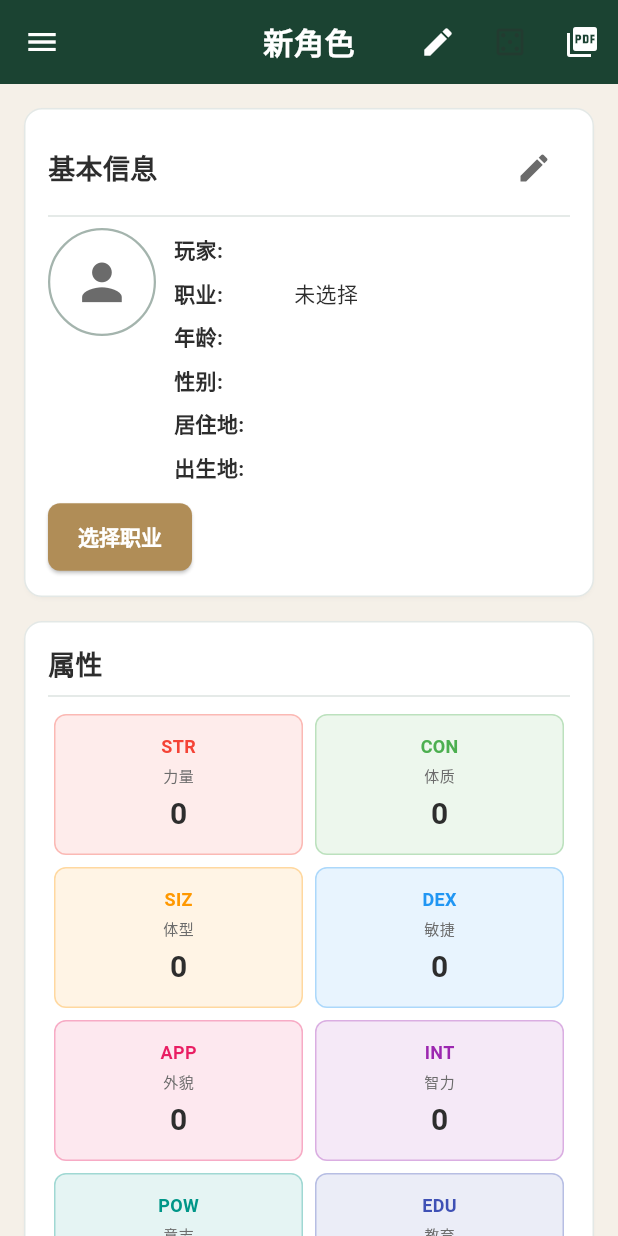
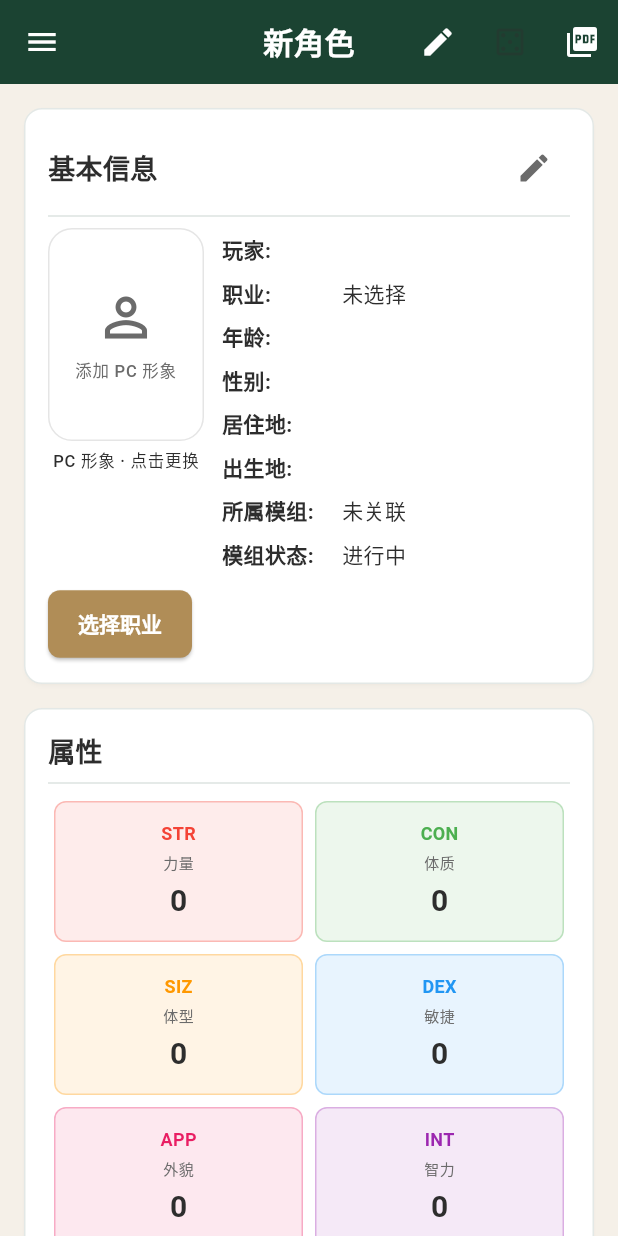
Before and after one commit to YUHUI-YUHUI/coccard, a Flutter app: the HomePage screen opened by its route, on a phone screen of 412 x 824 dp. Run offline on Flutter 3.47's test engine with Material 3 defaults, Android fonts, the phone set to English and light mode, and no system bars; our stand-ins replace image_picker, pdf, printing, shared_preferences; accounts and stored records are empty.

Commit message:
feat: add PC portrait and module organization

```diff
--- a/lib/app/data/character.dart
+++ b/lib/app/data/character.dart
@@ -27,6 +27,8 @@ class Character {
   String gender;
   String residence;
   String birthplace;
+  String moduleName;
+  String moduleStatus;
 
   int str, con, siz, dex, app, int_, pow, edu;
 
@@ -80,6 +82,8 @@ class Character {
     this.gender = '',
     this.residence = '',
     this.birthplace = '',
+    this.moduleName = '',
+    this.moduleStatus = '进行中',
     this.str = 0,
     this.con = 0,
     this.siz = 0,
@@ -139,6 +143,8 @@ class Character {
       'gender': gender,
       'residence': residence,
       'birthplace': birthplace,
+      'moduleName': moduleName,
+      'moduleStatus': moduleStatus,
       'str': str,
       'con': con,
       'siz': siz,
@@ -193,6 +199,8 @@ class Character {
       gender: json['gender'] ?? '',
       residence: json['residence'] ?? '',
       birthplace: json['birthplace'] ?? '',
+      moduleName: json['moduleName'] ?? '',
+      moduleStatus: json['moduleStatus'] ?? '进行中',
       str: json['str'] ?? 0,
       con: json['con'] ?? 0,
       siz: json['siz'] ?? 0,
--- a/lib/app/pages/home_page.dart
+++ b/lib/app/pages/home_page.dart
@@ -10,6 +10,7 @@ import '../widgets/dice_roller.dart';
 import '../widgets/app_drawer_widget.dart';
 import '../widgets/delete_character_dialog.dart';
 import '../widgets/avatar_widget.dart';
+import '../widgets/character_portrait.dart';
 import '../data/coc_data.dart';
 import '../services/pdf_generator.dart';
 
@@ -150,7 +151,23 @@ class _HomePageState extends State<HomePage> {
             Row(
               crossAxisAlignment: CrossAxisAlignment.start,
               children: [
-                const AvatarWidget(size: 72),
+                GestureDetector(
+                  onTap: () => showAvatarActionSheet(context),
+                  child: Column(
+                    children: [
+                      CharacterPortrait(
+                        character: character,
+                        width: 104,
+                        height: 142,
+                      ),
+                      const SizedBox(height: 4),
+                      Text(
+                        'PC 形象 · 点击更换',
+                        style: Theme.of(context).textTheme.labelSmall,
+                      ),
+                    ],
+                  ),
+                ),
                 const SizedBox(width: 12),
                 Expanded(
                   child: Column(
@@ -162,6 +179,11 @@ class _HomePageState extends State<HomePage> {
                       _infoRow('性别', character.gender),
                       _infoRow('居住地', character.residence),
                       _infoRow('出生地', character.birthplace),
+                      _infoRow(
+                        '所属模组',
+                        character.moduleName.isEmpty ? '未关联' : character.moduleName,
+                      ),
+                      _infoRow('模组状态', character.moduleStatus),
                     ],
                   ),
                 ),
--- /dev/null
+++ b/lib/app/widgets/character_portrait.dart
@@ -0,0 +1,77 @@
+import 'dart:io';
+
+import 'package:flutter/material.dart';
+
+import '../data/character.dart';
+
+/// 可复用的 PC 形象展示；支持本地头像、远程头像和无图占位状态。
+class CharacterPortrait extends StatelessWidget {
+  final Character character;
+  final double? width;
+  final double? height;
+  final double borderRadius;
+  final BoxFit fit;
+
+  const CharacterPortrait({
+    super.key,
+    required this.character,
+    this.width,
+    this.height,
+    this.borderRadius = 16,
+    this.fit = BoxFit.cover,
+  });
+
+  ImageProvider? _imageProvider() {
+    final localPath = character.avatarLocalPath;
+    if (localPath != null && localPath.isNotEmpty) {
+      final file = File(localPath);
+      if (file.existsSync()) return FileImage(file);
+    }
+    final url = character.avatarUrl;
+    if (url != null && url.startsWith('http')) return NetworkImage(url);
+    return null;
+  }
+
+  @override
+  Widget build(BuildContext context) {
+    final image = _imageProvider();
+    final colors = Theme.of(context).colorScheme;
+    final isCompact =
+        (width != null && width! < 96) || (height != null && height! < 96);
+    return Semantics(
+      image: true,
+      label: '${character.name.isEmpty ? '未命名 PC' : character.name}的形象',
+      child: Container(
+        width: width,
+        height: height,
+        decoration: BoxDecoration(
+          color: colors.surfaceContainerHighest,
+          borderRadius: BorderRadius.circular(borderRadius),
+          border: Border.all(color: colors.outlineVariant),
+          image: image == null ? null : DecorationImage(image: image, fit: fit),
+        ),
+        alignment: Alignment.center,
+        child: image == null
+            ? isCompact
+                ? Icon(Icons.person_outline,
+                    size: 24, color: colors.onSurfaceVariant)
+                : Column(
+                    mainAxisSize: MainAxisSize.min,
+                    children: [
+                      Icon(Icons.person_outline,
+                          size: 42, color: colors.onSurfaceVariant),
+                      const SizedBox(height: 6),
+                      Text(
+                        '添加 PC 形象',
+                        textAlign: TextAlign.center,
+                        style: Theme.of(context).textTheme.labelSmall?.copyWith(
+                              color: colors.onSurfaceVariant,
+                            ),
+                      ),
+                    ],
+                  )
+            : null,
+      ),
+    );
+  }
+}
--- a/lib/main.dart
+++ b/lib/main.dart
@@ -15,6 +15,7 @@ import 'app/pages/weapon_page.dart';
 import 'app/pages/reference_page.dart';
 import 'app/pages/ai_character_page.dart';
 import 'app/pages/rulebook_reader_page.dart';
+import 'app/pages/character_archive_page.dart';
 import 'app/setting/check_rule_controller.dart';
 import 'app/setting/combat_controller.dart';
 import 'app/setting/dice_history_controller.dart';
@@ -61,6 +62,7 @@ class COCCharacterApp extends StatelessWidget {
             '/': (context) => const StartPage(),
             '/home': (context) => const HomePage(),
             '/switch_character': (context) => const SwitchCharacterPage(),
+            '/character_archive': (context) => const CharacterArchivePage(),
             '/create_character': (context) => const CharacterCreationPage(),
             '/settings': (context) => const SettingsPage(),
             '/about': (context) => const AboutPage(),
```
Also changed, not shown: lib/app/data/character_manager.dart (+15 -0 lines), lib/app/pages/character_archive_page.dart (added, +358 -0 lines), lib/app/pages/switch_character_page.dart (+12 -5 lines), lib/app/widgets/app_drawer_widget.dart (+12 -1 lines), 2 other files.
